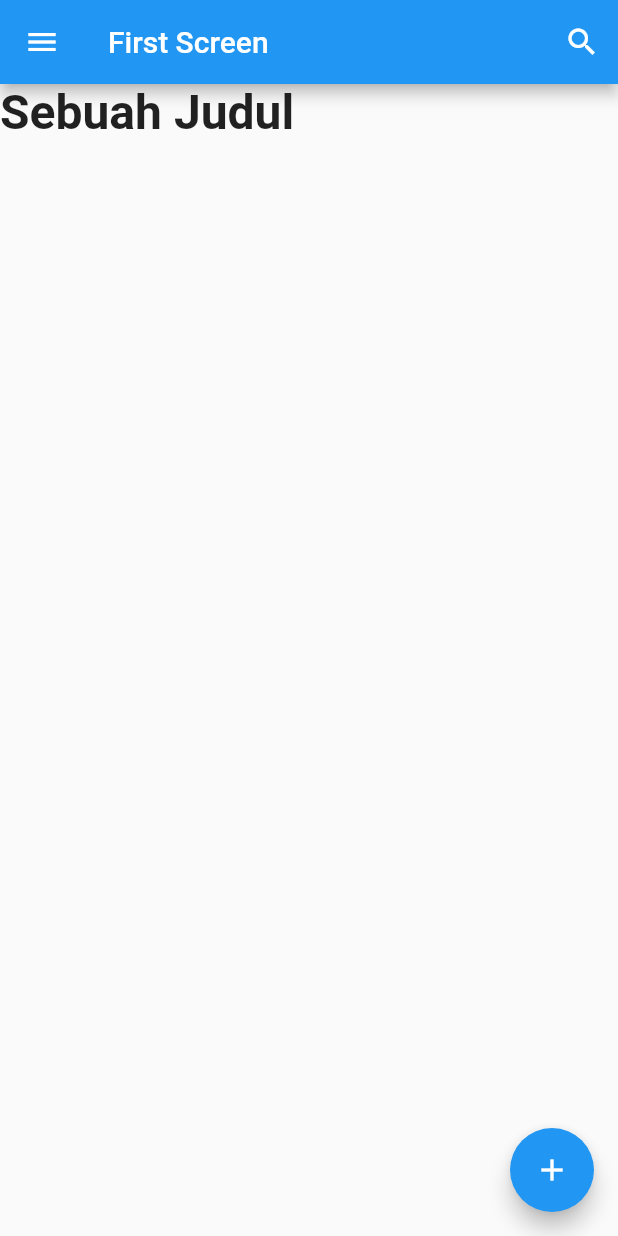
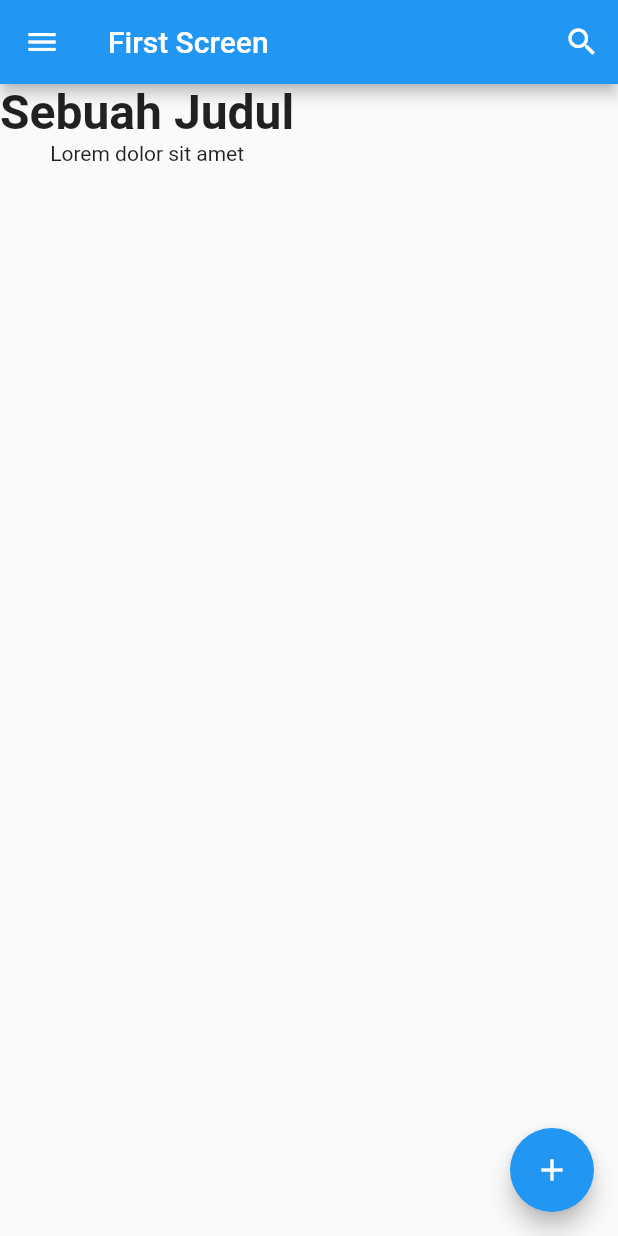
Before and after one commit to nnowaf/mainumum, a Flutter app: the screen it shows after launch, on a phone screen of 412 x 824 dp. Run offline on Flutter 3.47's test engine with Material 2 defaults, Android fonts, the phone set to English and light mode, and no system bars.

Commit message:
adding Tet

```diff
--- a/lib/rowncolumn/rowcolumn.dart
+++ b/lib/rowncolumn/rowcolumn.dart
@@ -1,5 +1,3 @@
-import 'dart:html';
-
 import 'package:flutter/material.dart';
 
 class RowColumn extends StatelessWidget {
@@ -57,7 +55,8 @@ class ColumnYouw extends StatelessWidget {
         Text(
           'Sebuah Judul',
           style: TextStyle(fontSize: 32, fontWeight: FontWeight.bold),
-        )
+        ),
+        Text('Lorem dolor sit amet')
       ],
     );
   }
```
